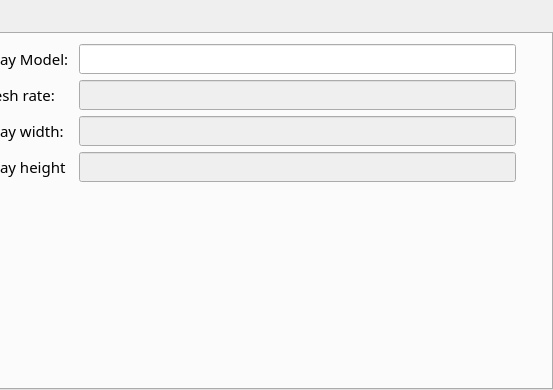
Qt form ui_files/MainWindow.ui (Snupai/MultipackParser) before a commit; both pictures show x 727 to 1280 and y 0 to 390 of the 1280 by 390 pixel window.
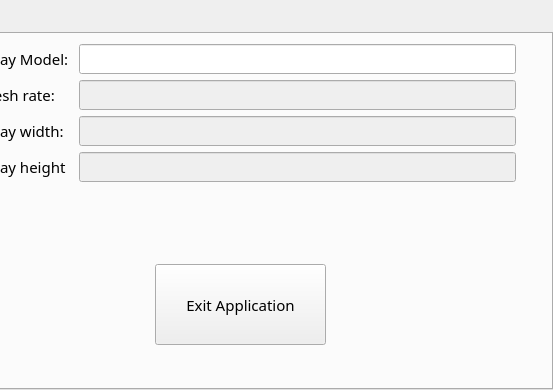
The same form after that commit. The open tabs and pages were chosen to show the change. Icons and pictures are not drawn.

Commit message: Add exit application functionality; prompt to save or discard unsaved changes before exiting for better user experience

```diff
--- a/ui_files/MainWindow.ui
+++ b/ui_files/MainWindow.ui
@@ -1197,6 +1197,9 @@
         </rect>
        </property>
        <layout class="QFormLayout" name="formLayout_2">
+        <property name="labelAlignment">
+         <set>Qt::AlignmentFlag::AlignLeading|Qt::AlignmentFlag::AlignLeft|Qt::AlignmentFlag::AlignTop</set>
+        </property>
         <item row="0" column="0">
          <widget class="QLabel" name="label_20">
           <property name="text">
@@ -1264,6 +1267,19 @@
         <string>Speichern</string>
        </property>
       </widget>
+      <widget class="QPushButton" name="pushButtonExitApp">
+       <property name="geometry">
+        <rect>
+         <x>880</x>
+         <y>230</y>
+         <width>171</width>
+         <height>81</height>
+        </rect>
+       </property>
+       <property name="text">
+        <string>Exit Application</string>
+       </property>
+      </widget>
      </widget>
      <widget class="QWidget" name="adminSettingsTab">
       <attribute name="title">
```
Left out of the diff: 2 changed lines with no effect on the pictures. The commit also changes 2 other files.
